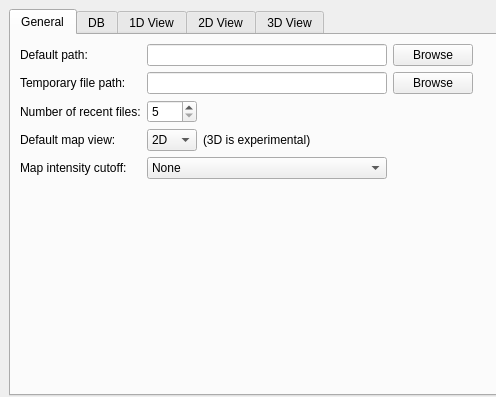
Before: the Qt Designer form source/VISUAL/DIALOGS/TOPPViewPrefDialog.ui in OpenMS/OpenMS, drawn with Qt 5.
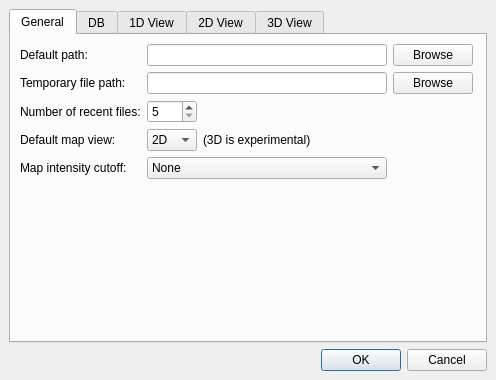
After: the same form once the commit is applied. Custom widgets are drawn as their Qt base class.

Commit message: added margins to range calculation in TOPPView; updates to TOPP preferneces and open dialog

The edit to the form file:
```diff
--- a/source/VISUAL/DIALOGS/TOPPViewPrefDialog.ui
+++ b/source/VISUAL/DIALOGS/TOPPViewPrefDialog.ui
@@ -6,37 +6,21 @@
     <x>0</x>
     <y>0</y>
     <width>496</width>
-    <height>397</height>
+    <height>380</height>
    </rect>
   </property>
   <property name="windowTitle" >
    <string>TOPPView default preferences</string>
   </property>
-  <widget class="QDialogButtonBox" name="buttonBox" >
-   <property name="geometry" >
-    <rect>
-     <x>9</x>
-     <y>354</y>
-     <width>478</width>
-     <height>34</height>
-    </rect>
+  <layout class="QVBoxLayout" >
+   <property name="margin" >
+    <number>9</number>
    </property>
-   <property name="orientation" >
-    <enum>Qt::Horizontal</enum>
+   <property name="spacing" >
+    <number>6</number>
    </property>
-   <property name="standardButtons" >
-    <set>QDialogButtonBox::Cancel|QDialogButtonBox::NoButton|QDialogButtonBox::Ok</set>
-   </property>
-  </widget>
+   <item>
   <widget class="QTabWidget" name="tabWidget" >
-   <property name="geometry" >
-    <rect>
-     <x>9</x>
-     <y>9</y>
-     <width>498</width>
-     <height>387</height>
-    </rect>
-   </property>
    <property name="currentIndex" >
     <number>0</number>
    </property>
@@ -653,6 +637,18 @@
     </layout>
    </widget>
   </widget>
+   </item>
+   <item>
+    <widget class="QDialogButtonBox" name="buttonBox" >
+     <property name="orientation" >
+      <enum>Qt::Horizontal</enum>
+     </property>
+     <property name="standardButtons" >
+      <set>QDialogButtonBox::Cancel|QDialogButtonBox::NoButton|QDialogButtonBox::Ok</set>
+     </property>
+    </widget>
+   </item>
+  </layout>
  </widget>
  <customwidgets>
   <customwidget>
```
Lines whose indentation alone changed are shown as unchanged. The commit also changes 4 other files.
